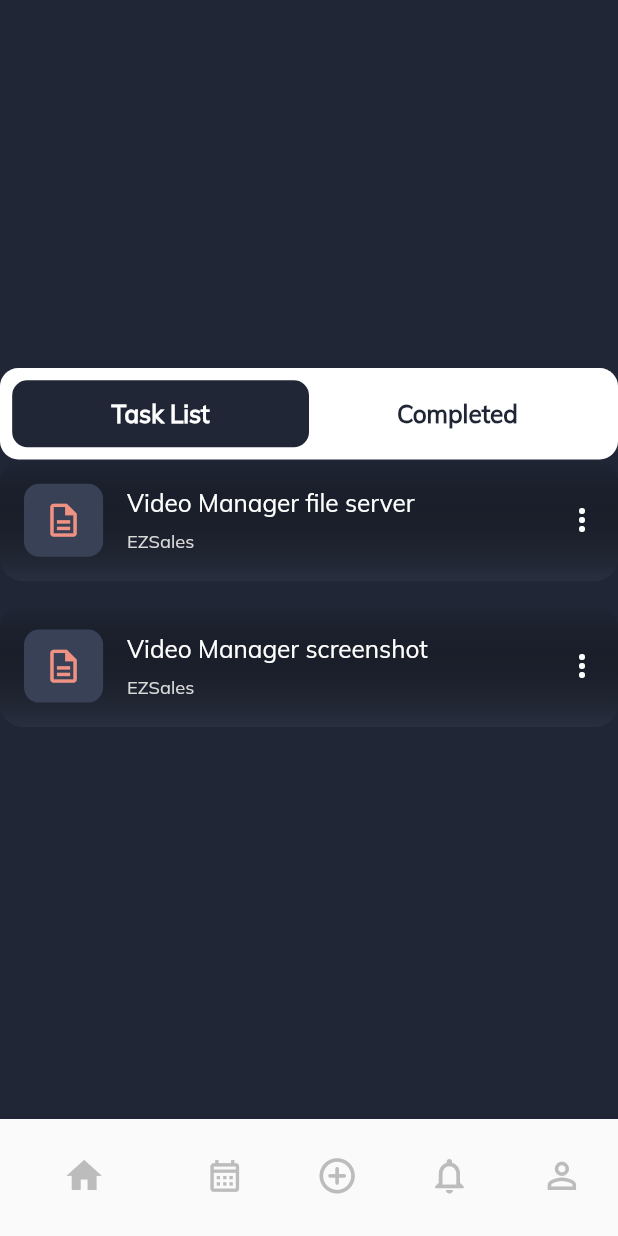
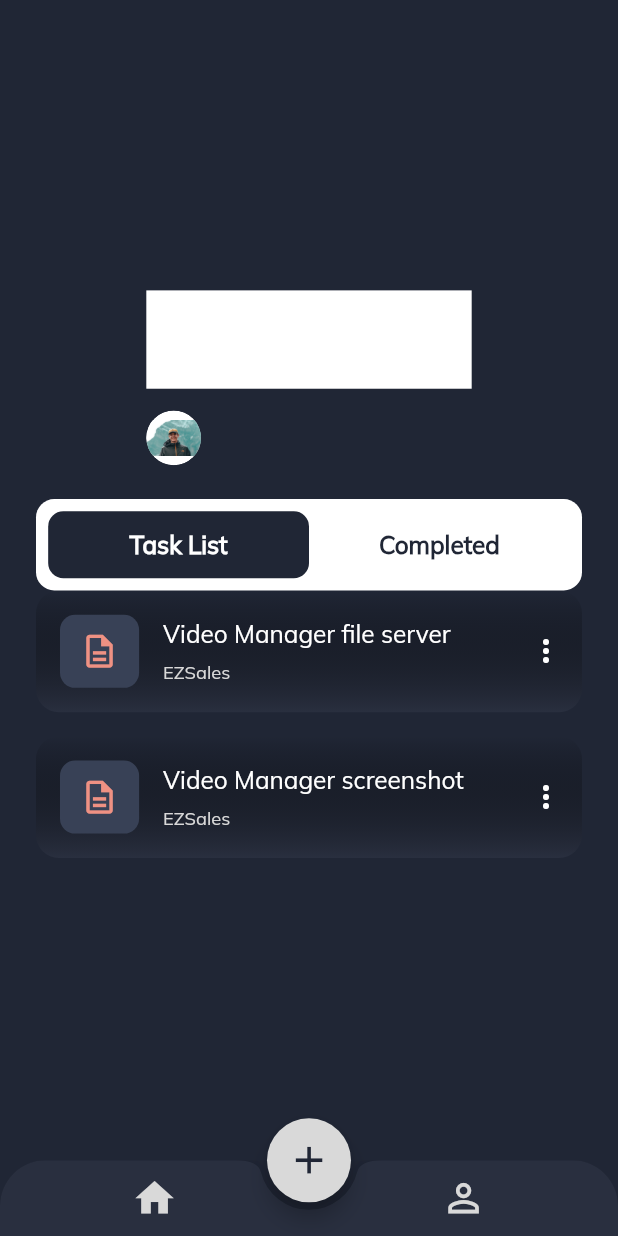
Before and after one commit to ShrutiPokharel/drs, a Flutter app: the screen it shows after launch, after a tap on "Sign In", on a phone screen of 412 x 824 dp. Run offline on Flutter 3.47's test engine with Material 2 defaults, Android fonts, the phone set to English and light mode, and no system bars; our stand-ins replace flutter_screenutil.

Commit message:
welcome page modified

```diff
--- a/lib/Constant.dart
+++ b/lib/Constant.dart
@@ -7,6 +7,7 @@ const Color primarycolor = Color(0xFFEF9183);
 const Color background = Color(0xFF202635);
 const Color greycolor = Color(0xFFD9D9D9);
 const Color darkergrey = Color(0xFF384156);
+const Color navBar = Color(0xFF292F3F);
 const dynamic primarygradient = LinearGradient(
     begin: Alignment.topCenter,
     end: Alignment.bottomCenter,
--- a/lib/NewTask/CreateNewTask.dart
+++ b/lib/NewTask/CreateNewTask.dart
@@ -62,14 +62,16 @@ class NewTask extends StatelessWidget {
                       topRight: Radius.circular(20.r)),
                 ),
                 child: Padding(
-                  padding:
-                      EdgeInsets.symmetric(vertical: 24.h, horizontal: 24.w),
+                  padding: EdgeInsets.only(
+                    left: 24.w,
+                    right: 24.w,
+                  ),
                   child: SingleChildScrollView(
                     child: Column(
                       mainAxisAlignment: MainAxisAlignment.center,
                       crossAxisAlignment: CrossAxisAlignment.start,
                       children: [
-                        SizedBox(height: 10.h),
+                        SizedBox(height: 30.h),
                         Calender(
                           onChanged: (val) {
                             print(val);
--- a/lib/Participants.dart
+++ b/lib/Participants.dart
@@ -27,7 +27,7 @@ class _ParticipantsState extends State<Participants> {
   Widget build(BuildContext context) {
     return SizedBox(
       width: double.infinity,
-      height: 40,
+      height: 50,
       child: Stack(
         children: getComponents(),
       ),
--- a/lib/Screens/Login_SignUp/login.dart
+++ b/lib/Screens/Login_SignUp/login.dart
@@ -27,7 +27,7 @@ class Login extends StatelessWidget {
                   mainAxisAlignment: MainAxisAlignment.center,
                   children: [
                     SizedBox(
-                      height: 140.h,
+                      height: 135.h,
                     ),
                     const Text(
                       'Daily Task',
--- a/lib/Screens/WelcomePage/welcomePage.dart
+++ b/lib/Screens/WelcomePage/welcomePage.dart
@@ -1,5 +1,7 @@
 import 'package:drs/Constant.dart';
+import 'package:drs/Screens/WelcomePage/projectNameList.dart';
 import 'package:drs/Screens/welcomePage/projectNameList.dart';
+import 'package:drs/components/projectNameBox.dart';
 import 'package:drs/components/task.dart';
 import 'package:drs/tabSelector.dart';
 import 'package:flutter/material.dart';
@@ -13,62 +15,95 @@ class WelcomePage extends StatelessWidget {
   @override
   Widget build(BuildContext context) {
     return Scaffold(
+      floatingActionButtonLocation: FloatingActionButtonLocation.centerDocked,
       backgroundColor: background,
-      body: Column(
+      body: Padding(
+        padding: const EdgeInsets.all(24.0),
+        child: Column(
           mainAxisAlignment: MainAxisAlignment.center,
           children: [
+            ProjectNameBox(),
             TabSelect(),
-          Task(tasktitle: 'Video Manager file server', projecttitle: 'EZSales'),
+            Task(
+                tasktitle: 'Video Manager file server',
+                projecttitle: 'EZSales'),
             Task(tasktitle: 'Video Manager screenshot', projecttitle: 'EZSales')
           ],
         ),
-      bottomNavigationBar:
-          BottomNavigationBar(showSelectedLabels: false, items: [
-        BottomNavigationBarItem(
-          icon: Icon(
+      ),
+      bottomNavigationBar: ClipRRect(
+          borderRadius: BorderRadius.only(
+              topLeft: Radius.circular(30.r), topRight: Radius.circular(30.r)),
+          child: BottomAppBar(
+            color: navBar,
+            shape: CircularNotchedRectangle(), //shape of notch
+            notchMargin: 5,
+            child: Padding(
+              padding: const EdgeInsets.symmetric(vertical: 10.0),
+              child: Row(
+                mainAxisAlignment: MainAxisAlignment.spaceAround,
+                children: [
+                  Icon(
                     Icons.home,
-            color: Color(0xFFBCBCBC),
-            size: (10 * heightRatio).r,
+                    color: greycolor,
+                    size: 30.sp,
                   ),
-          label: '',
+                  Icon(
+                    Icons.person_outline,
+                    color: greycolor,
+                    // color: const Color(0xFFBCBCBC),
+                    size: 30.sp,
                   ),
-        BottomNavigationBarItem(
-          icon: Icon(
-            Icons.calendar_month_outlined,
-            color: Color(0xFFBCBCBC),
-            size: 9 * heightRatio.r,
+                ],
               ),
-          label: '',
             ),
-        BottomNavigationBarItem(
-            icon: IconButton(
-              splashColor: primarycolor,
-              icon: Icon(
-                Icons.add_circle_outline_rounded,
-                size: 10 * heightRatio.r,
-                color: Color(0xFFBCBCBC),
+          )
+          // child: BottomNavigationBar(
+          //     showSelectedLabels: false,
+          //     showUnselectedLabels: false,
+          //     backgroundColor: navBar,
+          //     // fixedColor: navBar,
+          //     // unselectedItemColor: navBar,
+          //     items: [
+          //       BottomNavigationBarItem(
+          //         backgroundColor: navBar,
+          //         icon: Icon(
+          //           Icons.home,
+          //           color: greycolor,
+          //           size: 30.sp,
+          //         ),
+          //         label: '',
+          //       ),
+
+          //       // BottomNavigationBarItem(
+          //       //     icon: Icon(
+          //       //       Icons.add_circle_outline_rounded,
+          //       //       size: 1,
+          //       //       color: Colors.transparent,
+          //       //     ),
+          //       //     label: ''),
+
+          //       BottomNavigationBarItem(
+          //           icon: Icon(
+          //             Icons.person_outline,
+          //             color: greycolor,
+          //             // color: const Color(0xFFBCBCBC),
+          //             size: 30.sp,
+          //           ),
+          //           label: '')
+          //     ]),
+          ),
+      floatingActionButton: FloatingActionButton(
+        backgroundColor: greycolor,
+        child: Icon(
+          Icons.add,
+          color: background,
+          size: 30.sp,
         ),
         onPressed: () {
           Navigator.pushNamed(context, '/newtask');
         },
       ),
-            label: ''),
-        BottomNavigationBarItem(
-          icon: Icon(
-            Icons.notifications_outlined,
-            color: const Color(0xFFBCBCBC),
-            size: 10 * heightRatio.r,
-          ),
-          label: "",
-        ),
-        BottomNavigationBarItem(
-            icon: Icon(
-              Icons.person_outline,
-              color: const Color(0xFFBCBCBC),
-              size: 10 * heightRatio.r,
-            ),
-            label: '')
-      ]),
     );
   }
 }
--- a/lib/components/projectNameBox.dart
+++ b/lib/components/projectNameBox.dart
@@ -1,4 +1,6 @@
-import 'package:flutter/cupertino.dart';
+import 'package:drs/Participants.dart';
+import 'package:drs/components/singleParticipant.dart';
+import 'package:flutter/material.dart';
 import 'package:flutter/src/foundation/key.dart';
 import 'package:flutter/src/widgets/framework.dart';
 import 'package:flutter_screenutil/flutter_screenutil.dart';
@@ -9,7 +11,29 @@ class ProjectNameBox extends StatelessWidget {
   @override
   Widget build(BuildContext context) {
     return Container(
-    decoration: BoxDecoration(borderRadius: BorderRadius.circular(15.r))
+      padding: EdgeInsets.all(8.0),
+      height: 145.h,
+      width: 212.w,
+      decoration: BoxDecoration(
+        borderRadius: BorderRadius.circular(15.r),
+        color: Colors.transparent,
+      ),
+      child: Column(
+        children: [
+          Expanded(
+            child: Container(
+              color: Colors.white,
+            ),
+          ),
+          Expanded(
+              child: Row(
+            children: [
+              SingleParticipant(
+                  profilePicture: 'assets/profile/profile1.jpg', onTap: () {})
+            ],
+          ))
+        ],
+      ),
     );
   }
 }
```
Lines whose indentation alone changed are shown as unchanged.
